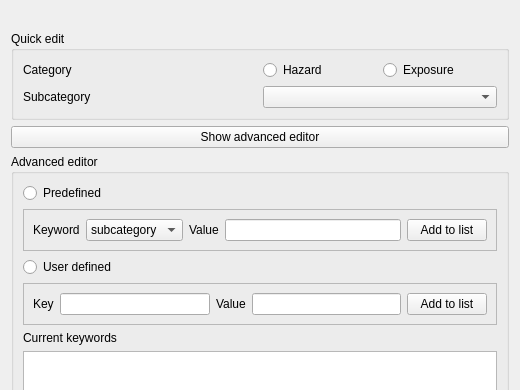
The window that gui/riabkeywordsdialogbase.ui (inasafe/inasafe) describes before a commit, drawn with Qt 5; both pictures show x 0 to 520 and y 0 to 390 of the 520 by 580 pixel window.
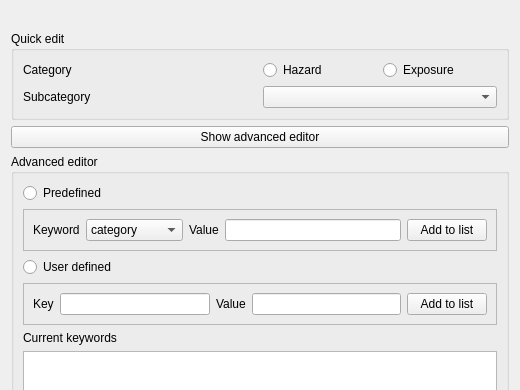
The same window after the commit.

Commit message: Remove density from list. Towards #80

```diff
--- a/gui/riabkeywordsdialogbase.ui
+++ b/gui/riabkeywordsdialogbase.ui
@@ -58,6 +58,11 @@
          </item>
          <item>
           <widget class="QComboBox" name="cboKeyword">
+           <item>
+            <property name="text">
+             <string>category</string>
+            </property>
+           </item>
            <item>
             <property name="text">
              <string>subcategory</string>
```
Left out of the diff: 5 changed lines with no effect on the pictures. The commit also changes 1 other file.
